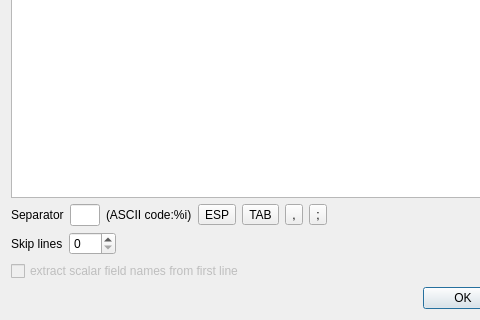
CloudCompare/CloudCompare, file qCC/ui_templates/openAsciiFileDlg.ui: the form before one commit; both pictures show x 0 to 480 and y 280 to 600 of the 600 by 600 pixel window.
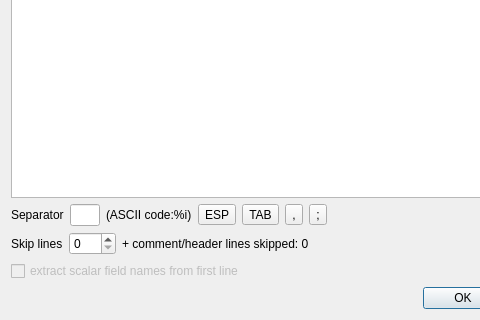
The form after the commit.

Commit message: Various upgrades/fixes + new dialog for saving ASCII files

```diff
--- a/qCC/ui_templates/openAsciiFileDlg.ui
+++ b/qCC/ui_templates/openAsciiFileDlg.ui
@@ -171,6 +171,13 @@
        </property>
       </widget>
      </item>
+     <item>
+      <widget class="QLabel" name="commentLinesSkippedLabel">
+       <property name="text">
+        <string>+ comment/header lines skipped: 0</string>
+       </property>
+      </widget>
+     </item>
      <item>
       <spacer name="horizontalSpacer_3">
        <property name="orientation">
```
The commit also changes 12 other files.
